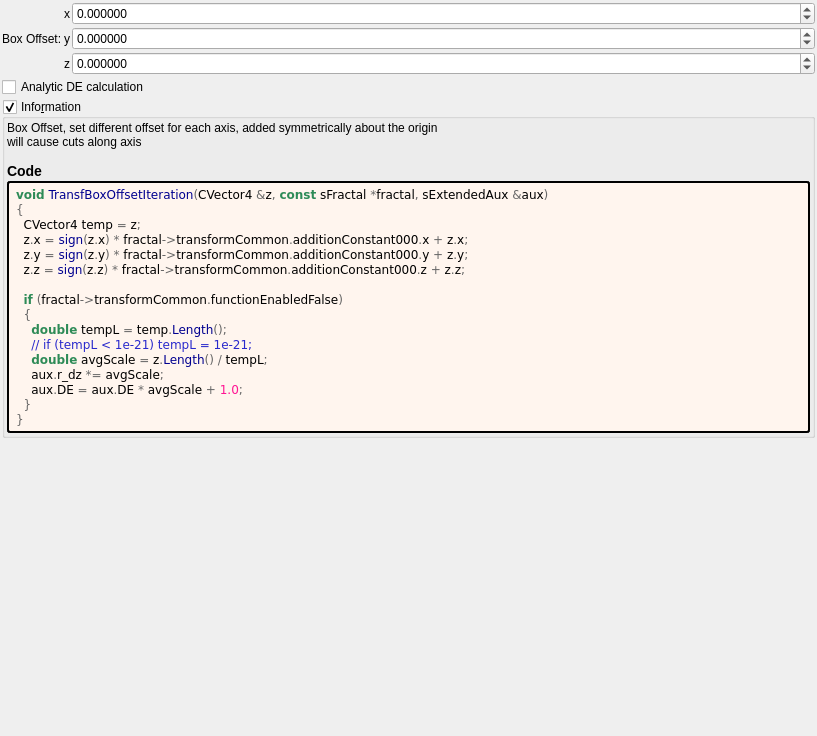
Qt form mandelbulber2/formula/ui/transf_box_offset.ui (buddhi1980/mandelbulber2) before a commit.
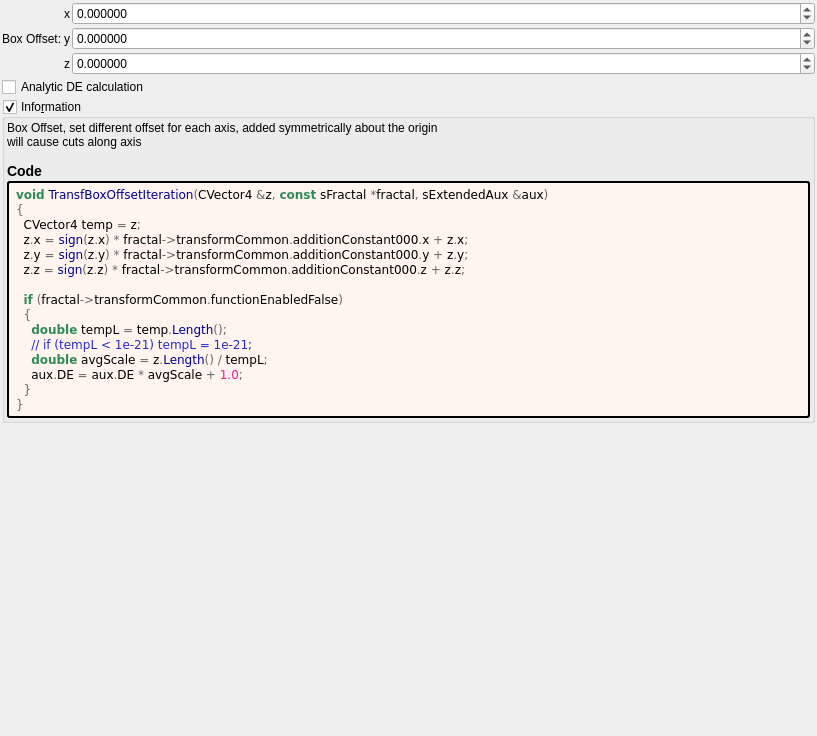
The same form after that commit. Custom widgets are drawn as their Qt base class.

Diff of the .ui file:
```diff
--- a/mandelbulber2/formula/ui/transf_box_offset.ui
+++ b/mandelbulber2/formula/ui/transf_box_offset.ui
@@ -222,7 +222,6 @@
     &lt;span style=&quot;color:#2e8b57; font-weight:bold&quot;&gt;double&lt;/span&gt; tempL &lt;span style=&quot;color:#676767&quot;&gt;=&lt;/span&gt; temp&lt;span style=&quot;color:#676767&quot;&gt;.&lt;/span&gt;&lt;span style=&quot;color:#00008f&quot;&gt;Length&lt;/span&gt;&lt;span style=&quot;color:#676767&quot;&gt;();&lt;/span&gt;
     &lt;span style=&quot;color:#2929cc&quot;&gt;// if (tempL &amp;lt; 1e-21) tempL = 1e-21;&lt;/span&gt;
     &lt;span style=&quot;color:#2e8b57; font-weight:bold&quot;&gt;double&lt;/span&gt; avgScale &lt;span style=&quot;color:#676767&quot;&gt;=&lt;/span&gt; z&lt;span style=&quot;color:#676767&quot;&gt;.&lt;/span&gt;&lt;span style=&quot;color:#00008f&quot;&gt;Length&lt;/span&gt;&lt;span style=&quot;color:#676767&quot;&gt;() /&lt;/span&gt; tempL&lt;span style=&quot;color:#676767&quot;&gt;;&lt;/span&gt;
-    aux&lt;span style=&quot;color:#676767&quot;&gt;.&lt;/span&gt;r_dz &lt;span style=&quot;color:#676767&quot;&gt;*=&lt;/span&gt; avgScale&lt;span style=&quot;color:#676767&quot;&gt;;&lt;/span&gt;
     aux&lt;span style=&quot;color:#676767&quot;&gt;.&lt;/span&gt;DE &lt;span style=&quot;color:#676767&quot;&gt;=&lt;/span&gt; aux&lt;span style=&quot;color:#676767&quot;&gt;.&lt;/span&gt;DE &lt;span style=&quot;color:#676767&quot;&gt;*&lt;/span&gt; avgScale &lt;span style=&quot;color:#676767&quot;&gt;+&lt;/span&gt; &lt;span style=&quot;color:#ff1493&quot;&gt;1.0&lt;/span&gt;&lt;span style=&quot;color:#676767&quot;&gt;;&lt;/span&gt;
   &lt;span style=&quot;color:#676767&quot;&gt;}&lt;/span&gt;
 &lt;span style=&quot;color:#676767&quot;&gt;}&lt;/span&gt;
```
